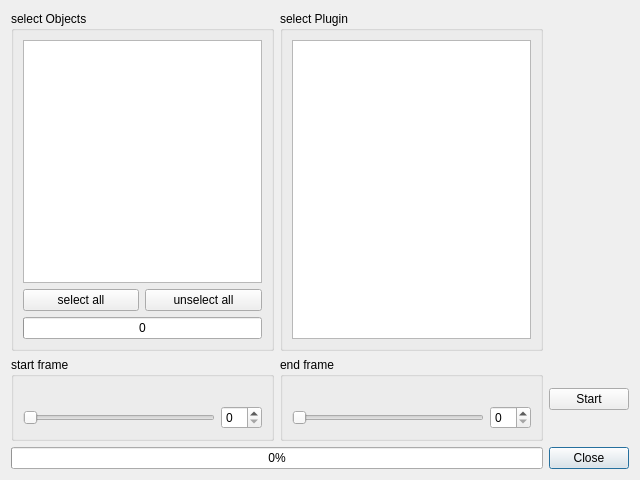
Before: the Qt Designer form source/annotator/source/plugins/pluginrunner.ui in annotatorproject/annotator, drawn with Qt 5.
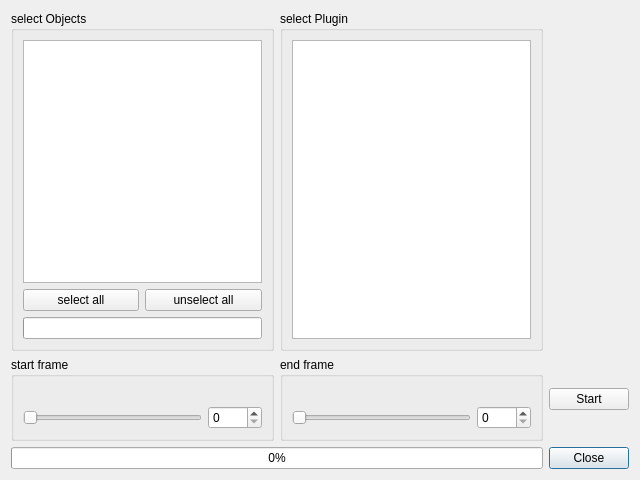
After: the same form once the commit is applied.

Commit message: stop button in pluginloader

```diff
--- a/source/annotator/source/plugins/pluginrunner.ui
+++ b/source/annotator/source/plugins/pluginrunner.ui
@@ -28,10 +28,17 @@
      </property>
      <layout class="QGridLayout" name="gridLayout_3">
       <item row="1" column="1">
-       <widget class="QSpinBox" name="startFrameSpinBox"/>
+       <widget class="QSpinBox" name="startFrameSpinBox">
+        <property name="maximum">
+         <number>9999</number>
+        </property>
+       </widget>
       </item>
       <item row="1" column="0">
        <widget class="QSlider" name="startFrameSlider">
+        <property name="maximum">
+         <number>999999999</number>
+        </property>
         <property name="orientation">
          <enum>Qt::Horizontal</enum>
         </property>
@@ -54,10 +61,17 @@
      </property>
      <layout class="QGridLayout" name="gridLayout_2">
       <item row="1" column="1">
-       <widget class="QSpinBox" name="endFrameSpinBox"/>
+       <widget class="QSpinBox" name="endFrameSpinBox">
+        <property name="maximum">
+         <number>9999</number>
+        </property>
+       </widget>
       </item>
       <item row="1" column="0">
        <widget class="QSlider" name="endFrameSlider">
+        <property name="maximum">
+         <number>999999999</number>
+        </property>
         <property name="orientation">
          <enum>Qt::Horizontal</enum>
         </property>
@@ -118,7 +132,7 @@
          <number>0</number>
         </property>
         <property name="format">
-         <string>%p</string>
+         <string/>
         </property>
        </widget>
       </item>
```
Left out of the diff: 30 changed lines with no effect on the pictures. The commit also changes 5 other files.
